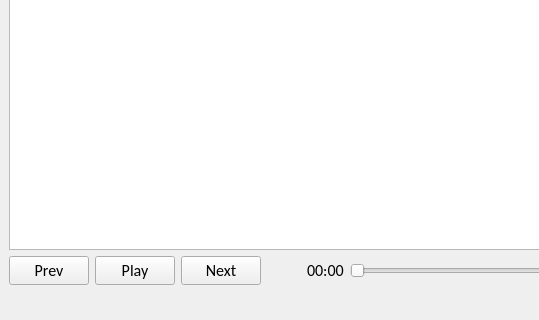
Above: gui/ctrl_panel.ui from asdlei99/polyplayer before the change; both pictures show x 0 to 539 and y 280 to 600 of the 1024 by 600 pixel window. Below: the same form after it.
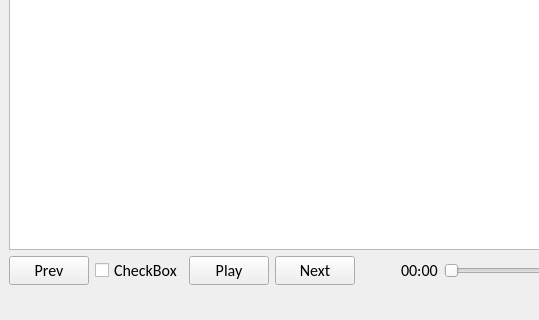
That is the form after the change. Icons and pictures are not drawn.

```diff
--- a/gui/ctrl_panel.ui
+++ b/gui/ctrl_panel.ui
@@ -235,6 +235,16 @@
           </property>
          </widget>
         </item>
+        <item>
+         <widget class="QCheckBox" name="checkBox">
+          <property name="text">
+           <string>CheckBox</string>
+          </property>
+          <property name="icon">
+           <iconset theme="ico.ico"/>
+          </property>
+         </widget>
+        </item>
         <item>
          <widget class="QPushButton" name="pushButton_play">
           <property name="text">
```
